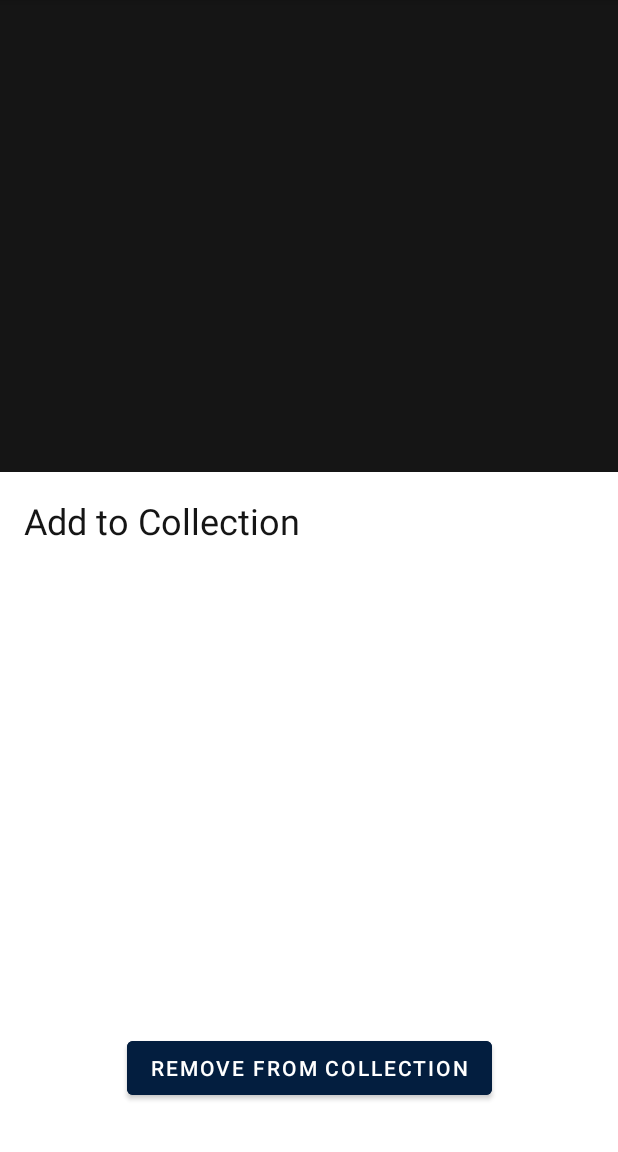
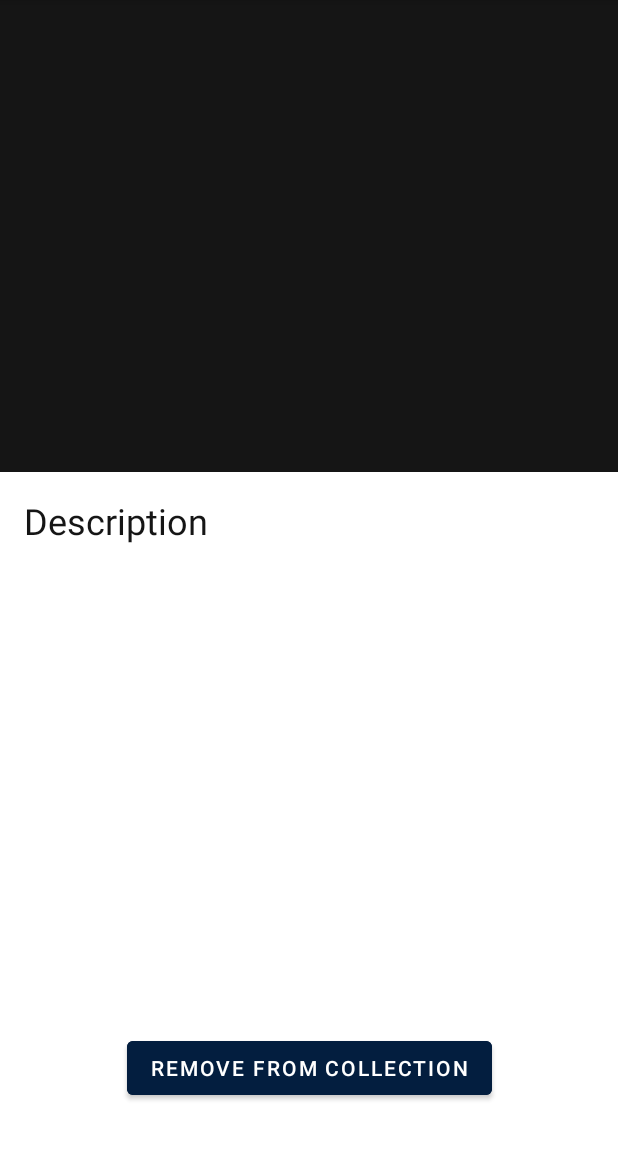
Before and after one commit to ArcticEH/WoW-Mount-Collector, an Android app: the DetailActivity screen opened directly, with no data from a screen before it, after a tap on "ADD TO COLLECTION", on a phone screen of 412 x 824 dp, the part 84-1236 px from its top. Run offline under Robolectric (Android 15) with nearby library versions, the phone set to English and light mode, and no system bars; 3 statements that could not run were skipped.

Commit message:
cleaned up code with strings and enums file

```diff
--- a/app/src/main/java/ca/mohawk/kolar/DetailActivity.java
+++ b/app/src/main/java/ca/mohawk/kolar/DetailActivity.java
@@ -123,7 +123,7 @@ public class DetailActivity extends AppCompatActivity {
             values.put(MyDbHelper.NAME, mountName);
             values.put(MyDbHelper.DESCRIPTION, mountDescription);
             values.put(MyDbHelper.MOUNT_ID, mountId);
-            values.put(MyDbHelper.DATE_ADDED, new SimpleDateFormat("dd-MM-yyyy").format(new Date())); // Add current date
+            values.put(MyDbHelper.DATE_ADDED, new SimpleDateFormat(getString(R.string.helper_dateFormat)).format(new Date())); // Add current date
 
             long rowId = db.insert(MyDbHelper.MOUNT_TABLE, null, values);
 
@@ -144,7 +144,5 @@ public class DetailActivity extends AppCompatActivity {
         // Set in manifest what parent activity is
         onBackPressed();
         return true;
-        //return super.onOptionsItemSelected(item);
-
     }
 }
--- a/app/src/main/java/ca/mohawk/kolar/FilterFragment.java
+++ b/app/src/main/java/ca/mohawk/kolar/FilterFragment.java
@@ -37,7 +37,7 @@ public class FilterFragment extends DialogFragment {
     }
 
     public void onClickOk(View view) {
-        Log.d(tag, "onOk");
+        Log.d(tag, "onClickOk");
 
         // Get text to filter by
         TextView filterTextView = getView().findViewById(R.id.FilterEditText);
--- a/app/src/main/java/ca/mohawk/kolar/RequestTokenTask.java
+++ b/app/src/main/java/ca/mohawk/kolar/RequestTokenTask.java
@@ -25,6 +25,9 @@ public class RequestTokenTask extends AsyncTask<Context, Void, String> {
 
     public static String TAG = "==APITask==";
 
+    final private String client_id = "67abe6658d094665adde7f9d613d9af9";
+    final private String client_secret = "8KDAdbzKPYhPSjhbkvOu0g7SxWQqRzJe";
+
     Context context;
     String results = "";
 
@@ -42,7 +45,7 @@ public class RequestTokenTask extends AsyncTask<Context, Void, String> {
 
             // Add headers
             httpClient.setRequestMethod("POST");
-            String urlParameters = "client_id=67abe6658d094665adde7f9d613d9af9&client_secret=8KDAdbzKPYhPSjhbkvOu0g7SxWQqRzJe&grant_type=client_credentials";
+            String urlParameters = context.getString(R.string.api_tokenRequest, client_id, client_secret);
 
             httpClient.setConnectTimeout(1000);
             httpClient.setReadTimeout(1000);
--- a/app/src/main/res/layout/activity_detail.xml
+++ b/app/src/main/res/layout/activity_detail.xml
@@ -7,7 +7,7 @@
     tools:context=".DetailActivity">
 
     <androidx.constraintlayout.widget.ConstraintLayout
-        android:id="@+id/constraintLayout"
+        android:id="@+id/HeaderConstraintLayout"
         android:layout_width="match_parent"
         android:layout_height="wrap_content"
         android:background="@color/white"
@@ -50,12 +50,12 @@
         android:layout_marginStart="16dp"
         android:layout_marginTop="16dp"
         android:layout_marginEnd="16dp"
-        android:text="@string/detail_addToCollection"
+        android:text="@string/detail_description"
         android:textColor="@color/backgroundDark"
         android:textSize="24sp"
         app:layout_constraintEnd_toEndOf="parent"
         app:layout_constraintStart_toStartOf="parent"
-        app:layout_constraintTop_toBottomOf="@+id/constraintLayout" />
+        app:layout_constraintTop_toBottomOf="@+id/HeaderConstraintLayout" />
 
     <TextView
         android:id="@+id/MountDescriptionTextView"
```
Also changed, not shown: app/src/main/java/ca/mohawk/kolar/DownloadImageTask.java (+3 -9 lines), app/src/main/java/ca/mohawk/kolar/MountDatabaseFragment.java (+5 -6 lines), app/src/main/res/values/strings.xml (+7 -3 lines).
